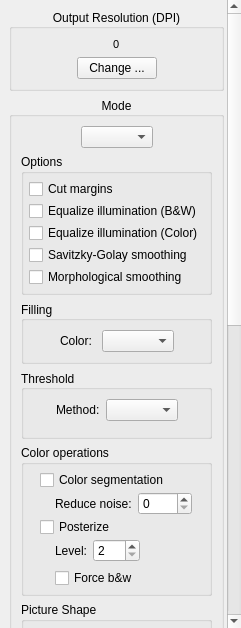
Qt form filters/output/ui/OutputOptionsWidget.ui (4lex4/scantailor-advanced) before a commit.
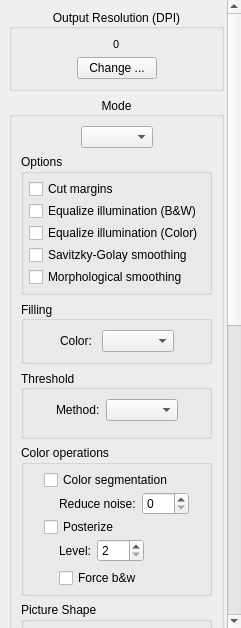
The same form after that commit. Icons and pictures are not drawn.

Diff of the .ui file:
```diff
--- a/filters/output/ui/OutputOptionsWidget.ui
+++ b/filters/output/ui/OutputOptionsWidget.ui
@@ -591,7 +591,7 @@
                      <number>0</number>
                     </property>
                     <property name="maximum">
-                     <number>9999</number>
+                     <number>999</number>
                     </property>
                     <property name="value">
                      <number>0</number>
```
